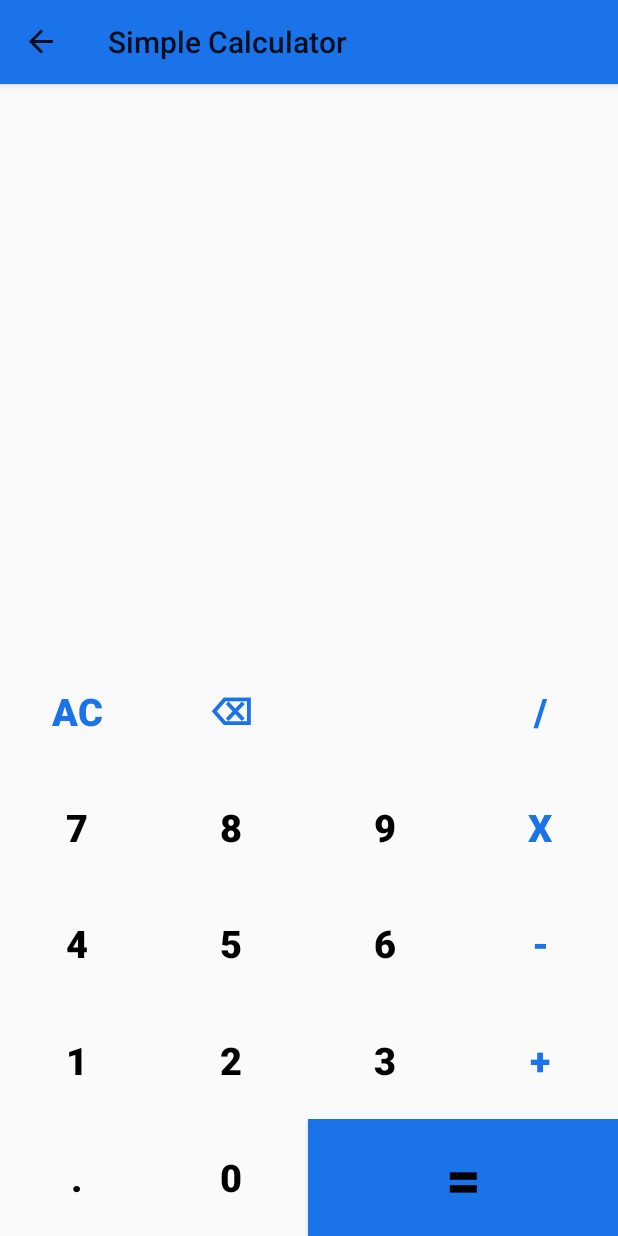
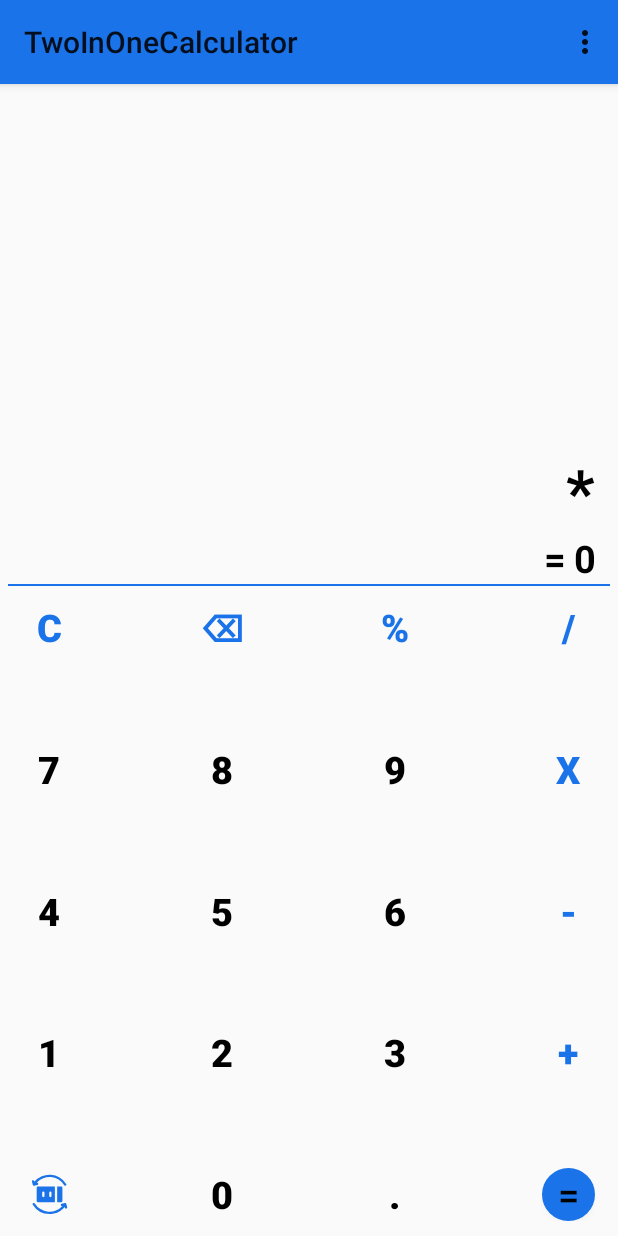
Before and after one commit to josephshibin/DigitalCalculator, an Android app: the screen it shows after launch (MainActivity), after a tap on an icon or button, on a phone screen of 412 x 824 dp. Run offline under Robolectric (Android 15) with nearby library versions, the phone set to English and light mode, and no system bars; our stand-ins replace data binding, navigation-ui, sdp/ssp sizes; 3 other taps on this screen came first.

Commit message:
made single screen

```diff
--- a/app/src/main/java/com/example/digitalcalculator/main/BaseFragment.kt
+++ /dev/null
@@ -1,63 +0,0 @@
-package com.example.digitalcalculator.main
-
-import android.content.Intent
-import android.os.Bundle
-import android.view.*
-import androidx.fragment.app.Fragment
-import androidx.navigation.findNavController
-import androidx.navigation.fragment.findNavController
-import com.example.digitalcalculator.R
-
-import com.example.digitalcalculator.databinding.FragmentBaseBinding
-import com.example.digitalcalculator.main.simplecalculator.SimpleCalculatorBaseFragment
-
-
-
-class BaseFragment : Fragment() {
-    private lateinit var binding: FragmentBaseBinding
-
-
-    override fun onCreateView(
-        inflater: LayoutInflater, container: ViewGroup?,
-        savedInstanceState: Bundle?
-    ): View? {
-        // Inflate the layout for this fragment
-        setHasOptionsMenu(true)
-        binding = FragmentBaseBinding.inflate(layoutInflater, container, false)
-   binding.btnSimpleCalculator.setOnClickListener {
-
-       it.findNavController().navigate(R.id.action_baseFragment_to_simpleCalculatorFragment)
-       // Add the current fragment to the backstack
-       parentFragmentManager.beginTransaction().addToBackStack(null).commit()
-   }
-        binding.btnScientificCalculator.setOnClickListener {
-            it.findNavController().navigate(R.id.action_baseFragment_to_scientificFragment)
-        }
-
-       binding.button2.setOnClickListener {
-           it.findNavController().navigate(R.id.action_baseFragment_to_twoInOneCalculator)
-       }
-        return binding.root
-    }
-
-    @Deprecated("Deprecated in Java")
-    override fun onCreateOptionsMenu(menu: Menu, inflater: MenuInflater) {
-        super.onCreateOptionsMenu(menu, inflater)
-        inflater.inflate(R.menu.settingsmenu, menu)
-    }
-
-    @Deprecated("Deprecated in Java")
-    override fun onOptionsItemSelected(item: MenuItem): Boolean {
-
-        when (item.itemId) {
-
-                R.id.settings -> {
-                    view?.findNavController()?.navigate(R.id.action_baseFragment_to_settings)
-                }
-
-        }
-
-        return true
-    }
-
-}
--- a/app/src/main/java/com/example/digitalcalculator/main/TwoInOneCalculator.kt
+++ b/app/src/main/java/com/example/digitalcalculator/main/TwoInOneCalculator.kt
@@ -660,7 +660,7 @@ class TwoInOneCalculator : Fragment() {
     @Deprecated("Deprecated in Java")
     override fun onCreateOptionsMenu(menu: Menu, inflater: MenuInflater) {
         super.onCreateOptionsMenu(menu, inflater)
-        inflater.inflate(com.example.digitalcalculator.R.menu.history, menu)
+        inflater.inflate(com.example.digitalcalculator.R.menu.mainmenu, menu)
     }
 
     @Deprecated("Deprecated in Java")
@@ -671,6 +671,10 @@ class TwoInOneCalculator : Fragment() {
                 view?.findNavController()
                     ?.navigate(com.example.digitalcalculator.R.id.action_twoInOneCalculator_to_historyFragment)
             }
+            com.example.digitalcalculator.R.id.settings -> {
+                view?.findNavController()
+                    ?.navigate(com.example.digitalcalculator.R.id.action_twoInOneCalculator_to_settings)
+            }
         }
 
         return true
--- a/app/src/main/res/menu/settingsmenu.xml
+++ b/app/src/main/res/menu/settingsmenu.xml
@@ -3,7 +3,7 @@
     xmlns:app="http://schemas.android.com/apk/res-auto">
 
     <item android:title="Item"
-        android:id="@+id/settings"
+
         android:icon="@drawable/baseline_settings_24"
         app:showAsAction="always"/>
 </menu>
--- a/app/src/main/res/navigation/nav_graph.xml
+++ b/app/src/main/res/navigation/nav_graph.xml
@@ -3,27 +3,12 @@
     xmlns:app="http://schemas.android.com/apk/res-auto"
     xmlns:tools="http://schemas.android.com/tools"
     android:id="@+id/nav_graph"
-    app:startDestination="@id/baseFragment">
+    app:startDestination="@id/twoInOneCalculator">
 
-    <fragment
-        android:id="@+id/simpleCalculatorFragment"
-        android:name="com.example.digitalcalculator.main.simplecalculator.SimpleCalculatorBaseFragment"
-        android:label="Simple Calculator"
-        tools:layout="@layout/fragment_simple_calculator">
-        <action
-            android:id="@+id/action_simpleCalculatorFragment_to_baseFragment"
-            app:destination="@id/baseFragment" />
-        <action
-            android:id="@+id/action_simpleCalculatorFragment_to_historyFragment"
-            app:destination="@id/historyFragment" />
-    </fragment>
     <fragment
         android:id="@+id/historyFragment"
         android:name="com.example.mobilecalculator.history.SimpleCalculatorHistoryFragment"
         android:label="History">
-        <action
-            android:id="@+id/action_historyFragment_to_simpleCalculatorFragment"
-            app:destination="@id/simpleCalculatorFragment" />
         <action
             android:id="@+id/action_historyFragment_to_twoInOneCalculator"
             app:destination="@id/twoInOneCalculator" />
@@ -33,44 +18,18 @@
         android:name="com.example.digitalcalculator.settings.Settings"
         android:label="Settings" >
         <action
-            android:id="@+id/action_settings_to_baseFragment"
-            app:destination="@id/baseFragment" />
-    </fragment>
-    <fragment
-        android:id="@+id/baseFragment"
-        android:name="com.example.digitalcalculator.main.BaseFragment"
-        android:label="DigitalCalculator"
-        tools:layout="@layout/fragment_base">
-        <action
-            android:id="@+id/action_baseFragment_to_simpleCalculatorFragment"
-            app:destination="@id/simpleCalculatorFragment" />
-        <action
-            android:id="@+id/action_baseFragment_to_settings"
-            app:destination="@id/settings" />
-        <action
-            android:id="@+id/action_baseFragment_to_scientificFragment"
-            app:destination="@id/scientificFragment" />
-        <action
-            android:id="@+id/action_baseFragment_to_twoInOneCalculator"
+            android:id="@+id/action_settings_to_twoInOneCalculator"
             app:destination="@id/twoInOneCalculator" />
-    </fragment>
-    <fragment
-        android:id="@+id/scientificFragment"
-        android:name="com.example.digitalcalculator.main.scientficcalculator.ScientificFragment"
-        android:label="ScientificFragment" >
-        <action
-            android:id="@+id/action_scientificFragment_to_baseFragment"
-            app:destination="@id/baseFragment" />
     </fragment>
     <fragment
         android:id="@+id/twoInOneCalculator"
         android:name="com.example.digitalcalculator.main.TwoInOneCalculator"
         android:label="TwoInOneCalculator" >
         <action
-            android:id="@+id/action_twoInOneCalculator_to_baseFragment"
-            app:destination="@id/baseFragment" />
-        <action
             android:id="@+id/action_twoInOneCalculator_to_historyFragment"
             app:destination="@id/historyFragment" />
+        <action
+            android:id="@+id/action_twoInOneCalculator_to_settings"
+            app:destination="@id/settings" />
     </fragment>
 </navigation>
```
